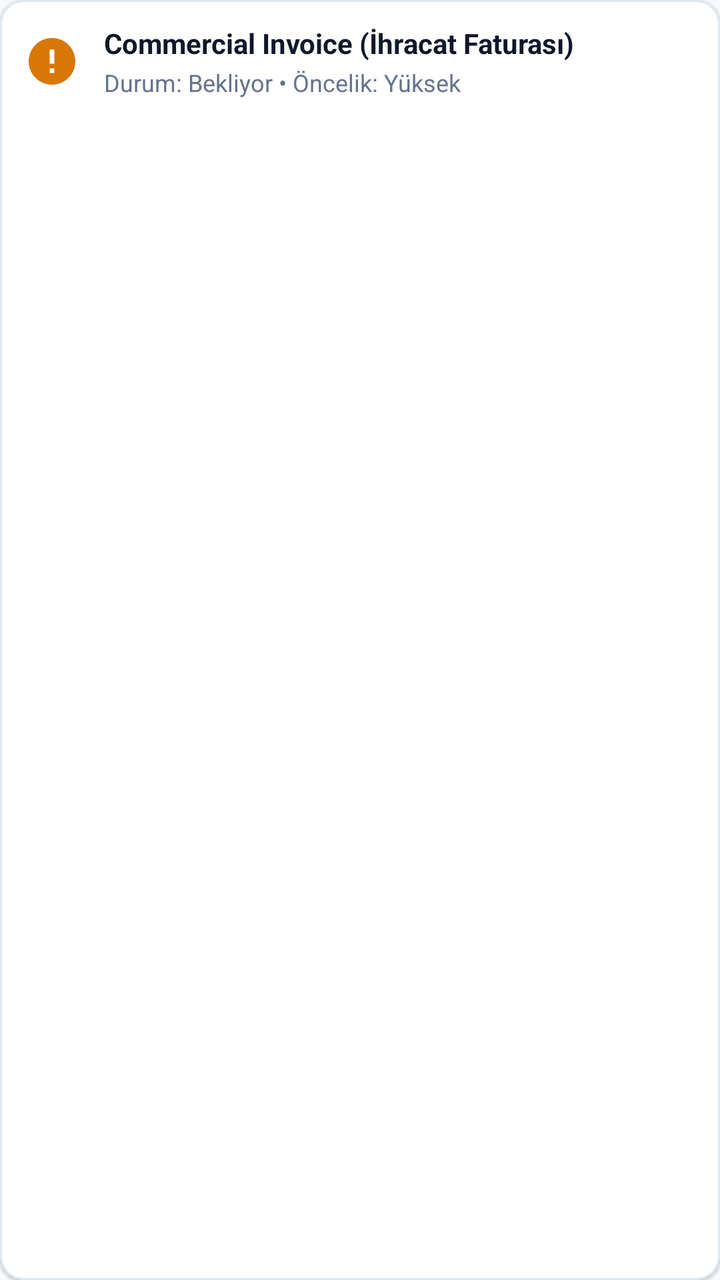
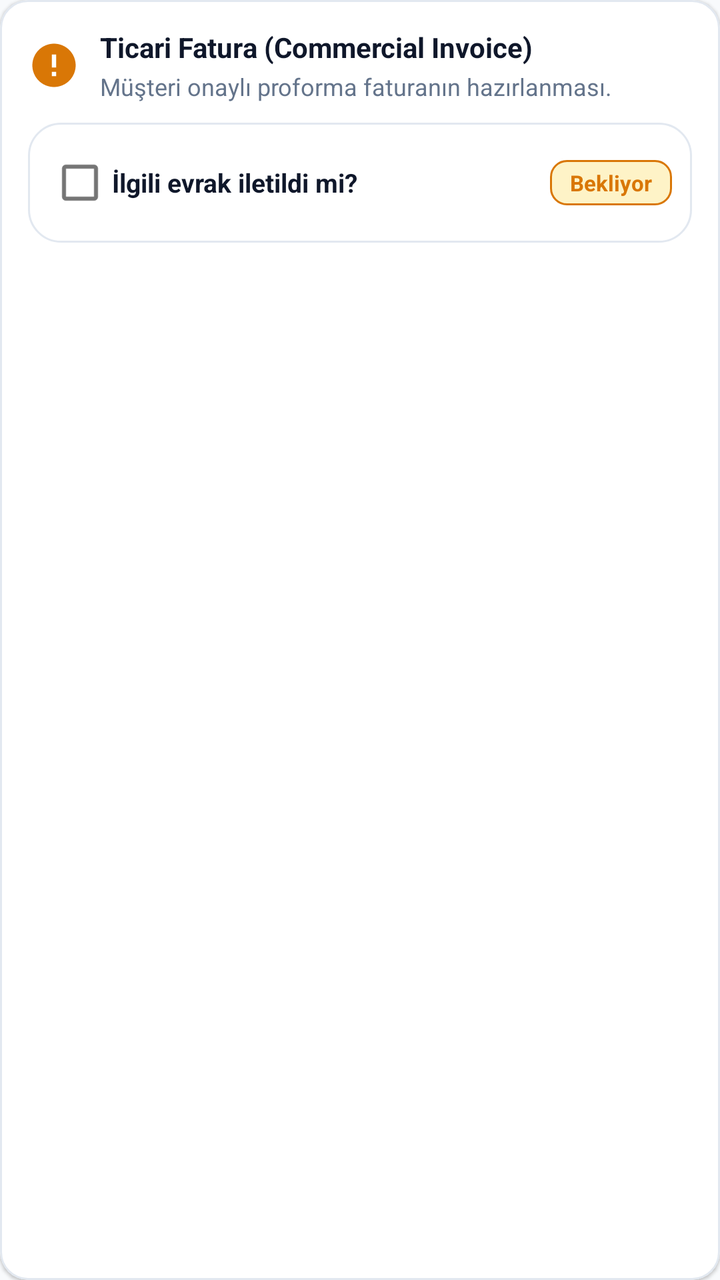

Before-and-after screenshots of an Android layout around one commit, followed by the original layout XML and the change that was made.
<!-- AndroidManifest.xml: application theme Theme.BetasanExport -->
<!-- res/layout/item_task_checklist.xml -->
<?xml version="1.0" encoding="utf-8"?>
<com.google.android.material.card.MaterialCardView xmlns:android="http://schemas.android.com/apk/res/android"
    xmlns:app="http://schemas.android.com/apk/res-auto"
    android:layout_width="match_parent"
    android:layout_height="wrap_content"
    android:layout_marginBottom="8dp"
    app:cardBackgroundColor="@color/white"
    app:cardCornerRadius="12dp"
    app:cardElevation="1dp"
    app:strokeColor="@color/border_color"
    app:strokeWidth="1dp">

    <LinearLayout
        android:layout_width="match_parent"
        android:layout_height="wrap_content"
        android:gravity="center_vertical"
        android:orientation="horizontal"
        android:padding="12dp">

        <ImageView
            android:id="@+id/ivCheckStatus"
            android:layout_width="28dp"
            android:layout_height="28dp"
            android:src="@drawable/ic_pending" />

        <LinearLayout
            android:layout_width="0dp"
            android:layout_height="wrap_content"
            android:layout_marginStart="12dp"
            android:layout_weight="1"
            android:orientation="vertical">

            <TextView
                android:id="@+id/tvTaskTitle"
                android:layout_width="wrap_content"
                android:layout_height="wrap_content"
                android:text="Commercial Invoice (İhracat Faturası)"
                android:textColor="@color/text_main"
                android:textSize="14sp"
                android:textStyle="bold" />

            <TextView
                android:id="@+id/tvTaskSubtitle"
                android:layout_width="wrap_content"
                android:layout_height="wrap_content"
                android:layout_marginTop="2dp"
                android:text="Durum: Bekliyor • Öncelik: Yüksek"
                android:textColor="@color/text_muted"
                android:textSize="12sp" />
        </LinearLayout>

    </LinearLayout>
</com.google.android.material.card.MaterialCardView>
<!-- resources referenced by this layout -->
<resources>
  <color name="border_color">#E2E8F0</color>
  <color name="text_main">#0F172A</color>
  <color name="text_muted">#64748B</color>
  <color name="white">#FFFFFF</color>
  <!-- drawable ic_pending (drawable) -->
  <vector xmlns:android="http://schemas.android.com/apk/res/android"
      android:width="24dp"
      android:height="24dp"
      android:viewportWidth="24"
      android:viewportHeight="24">
      <path
          android:fillColor="#FFD97706"
          android:pathData="M12,2C6.48,2 2,6.48 2,12s4.48,10 10,10 10,-4.48 10,-10S17.52,2 12,2zM13,17h-2v-2h2v2zM13,13h-2V7h2v6z"/>
  </vector>
  <style name="Theme.BetasanExport" parent="Theme.MaterialComponents.DayNight.NoActionBar">
          <item name="colorPrimary">@color/primary_navy</item>
          <item name="colorPrimaryVariant">@color/primary_blue</item>
          <item name="colorOnPrimary">@color/white</item>
          <item name="colorSecondary">@color/accent_amber</item>
          <item name="android:statusBarColor">@color/primary_navy</item>
          <item name="android:windowBackground">@color/bg_light</item>
      </style>
  <color name="primary_navy">#0B2545</color>
  <color name="primary_blue">#134074</color>
  <color name="accent_amber">#D97706</color>
  <color name="bg_light">#F8FAFC</color>
</resources>

<!-- the commit's change to res/layout/item_task_checklist.xml (unified diff, before → after) -->
@@ -3,9 +3,9 @@
     xmlns:app="http://schemas.android.com/apk/res-auto"
     android:layout_width="match_parent"
     android:layout_height="wrap_content"
-    android:layout_marginBottom="8dp"
+    android:layout_marginBottom="10dp"
     app:cardBackgroundColor="@color/white"
-    app:cardCornerRadius="12dp"
+    app:cardCornerRadius="14dp"
     app:cardElevation="1dp"
     app:strokeColor="@color/border_color"
     app:strokeWidth="1dp">
@@ -13,40 +13,84 @@
     <LinearLayout
         android:layout_width="match_parent"
         android:layout_height="wrap_content"
-        android:gravity="center_vertical"
-        android:orientation="horizontal"
-        android:padding="12dp">
-
-        <ImageView
-            android:id="@+id/ivCheckStatus"
-            android:layout_width="28dp"
-            android:layout_height="28dp"
-            android:src="@drawable/ic_pending" />
+        android:orientation="vertical"
+        android:padding="14dp">
 
         <LinearLayout
-            android:layout_width="0dp"
+            android:layout_width="match_parent"
             android:layout_height="wrap_content"
-            android:layout_marginStart="12dp"
-            android:layout_weight="1"
-            android:orientation="vertical">
+            android:gravity="center_vertical"
+            android:orientation="horizontal">
+
+            <ImageView
+                android:id="@+id/ivCheckStatus"
+                android:layout_width="26dp"
+                android:layout_height="26dp"
+                android:src="@drawable/ic_pending" />
+
+            <LinearLayout
+                android:layout_width="0dp"
+                android:layout_height="wrap_content"
+                android:layout_marginStart="10dp"
+                android:layout_weight="1"
+                android:orientation="vertical">
+
+                <TextView
+                    android:id="@+id/tvTaskTitle"
+                    android:layout_width="wrap_content"
+                    android:layout_height="wrap_content"
+                    android:text="Ticari Fatura (Commercial Invoice)"
+                    android:textColor="@color/text_main"
+                    android:textSize="14sp"
+                    android:textStyle="bold" />
+
+                <TextView
+                    android:id="@+id/tvTaskSubtitle"
+                    android:layout_width="wrap_content"
+                    android:layout_height="wrap_content"
+                    android:layout_marginTop="2dp"
+                    android:text="Müşteri onaylı proforma faturanın hazırlanması."
+                    android:textColor="@color/text_muted"
+                    android:textSize="12sp" />
+            </LinearLayout>
+        </LinearLayout>
+
+        <LinearLayout
+            android:id="@+id/layoutCheckbox"
+            android:layout_width="match_parent"
+            android:layout_height="wrap_content"
+            android:layout_marginTop="10dp"
+            android:background="@drawable/bg_rounded_card"
+            android:gravity="center_vertical"
+            android:orientation="horizontal"
+            android:paddingHorizontal="10dp"
+            android:paddingVertical="6dp">
+
+            <com.google.android.material.checkbox.MaterialCheckBox
+                android:id="@+id/cbDelivered"
+                android:layout_width="wrap_content"
+                android:layout_height="wrap_content"
+                android:text="İlgili evrak iletildi mi?"
+                android:textColor="@color/text_main"
+                android:textSize="13sp"
+                android:textStyle="bold" />
+
+            <View
+                android:layout_width="0dp"
+                android:layout_height="1dp"
+                android:layout_weight="1" />
 
             <TextView
-                android:id="@+id/tvTaskTitle"
+                android:id="@+id/tvDeliveredBadge"
                 android:layout_width="wrap_content"
                 android:layout_height="wrap_content"
-                android:text="Commercial Invoice (İhracat Faturası)"
-                android:textColor="@color/text_main"
-                android:textSize="14sp"
+                android:background="@drawable/bg_chip_warning"
+                android:paddingHorizontal="10dp"
+                android:paddingVertical="4dp"
+                android:text="Bekliyor"
+                android:textColor="@color/accent_amber"
+                android:textSize="11sp"
                 android:textStyle="bold" />
-
-            <TextView
-                android:id="@+id/tvTaskSubtitle"
-                android:layout_width="wrap_content"
-                android:layout_height="wrap_content"
-                android:layout_marginTop="2dp"
-                android:text="Durum: Bekliyor • Öncelik: Yüksek"
-                android:textColor="@color/text_muted"
-                android:textSize="12sp" />
         </LinearLayout>
 
     </LinearLayout>
<!-- resource entries referenced after the edit -->
@@ -4,6 +4,18 @@
   <color name="text_main">#0F172A</color>
   <color name="text_muted">#64748B</color>
   <color name="white">#FFFFFF</color>
+  <!-- drawable bg_chip_warning (drawable) -->
+  <shape xmlns:android="http://schemas.android.com/apk/res/android" android:shape="rectangle">
+      <solid android:color="@color/amber_light" />
+      <corners android:radius="8dp" />
+      <stroke android:width="1dp" android:color="@color/accent_amber" />
+  </shape>
+  <!-- drawable bg_rounded_card (drawable) -->
+  <shape xmlns:android="http://schemas.android.com/apk/res/android" android:shape="rectangle">
+      <solid android:color="@color/white" />
+      <corners android:radius="16dp" />
+      <stroke android:width="1dp" android:color="@color/border_color" />
+  </shape>
   <!-- drawable ic_pending (drawable) -->
   <vector xmlns:android="http://schemas.android.com/apk/res/android"
       android:width="24dp"
@@ -22,6 +34,7 @@
           <item name="android:statusBarColor">@color/primary_navy</item>
           <item name="android:windowBackground">@color/bg_light</item>
       </style>
+  <color name="amber_light">#FEF3C7</color>
   <color name="primary_navy">#0B2545</color>
   <color name="primary_blue">#134074</color>
   <color name="accent_amber">#D97706</color>
